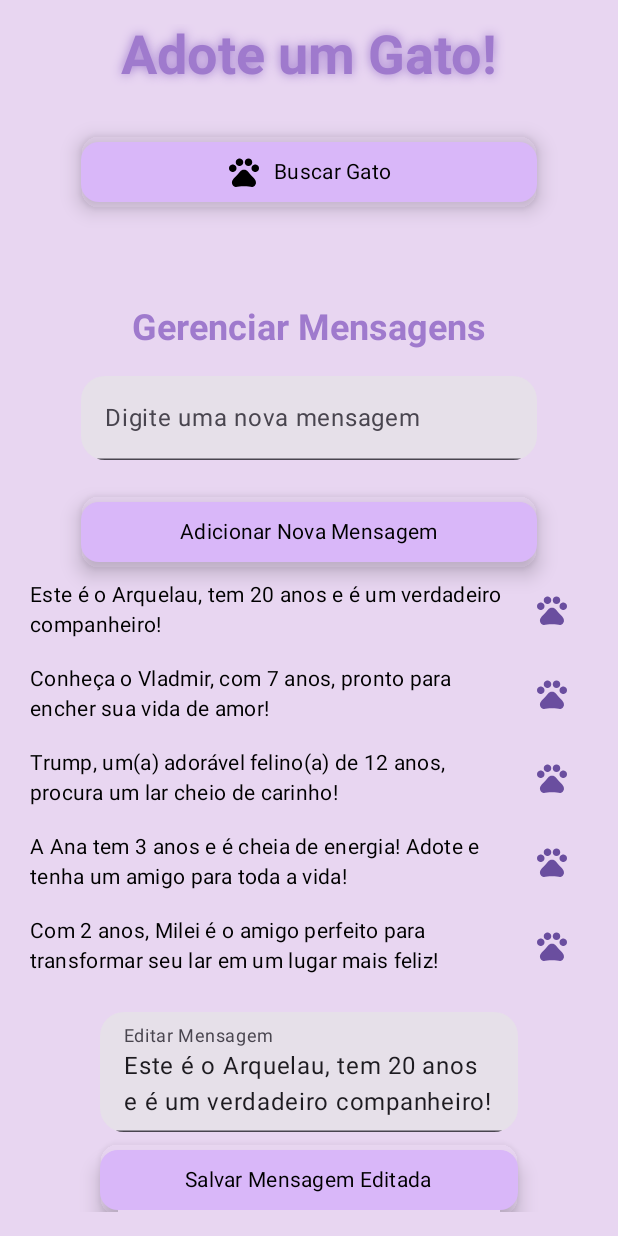
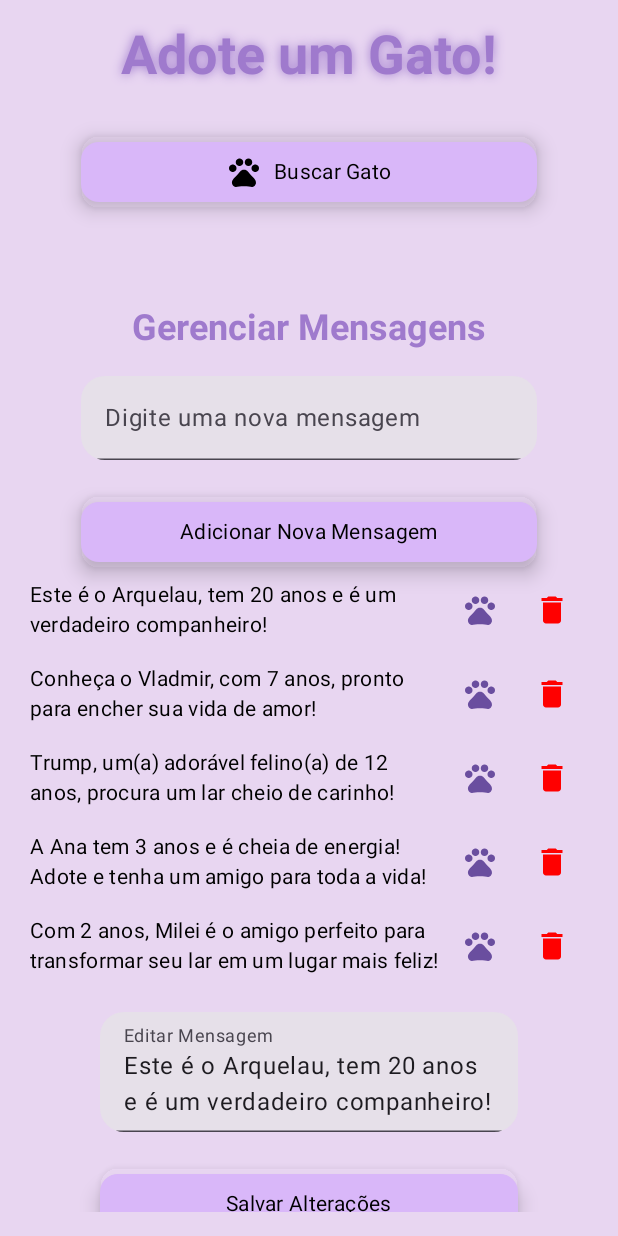
Before and after one commit to malobr/CatPaws, an Android app built with Jetpack Compose: the screen it shows after launch (MainActivity), after a tap on "Editar mensagem", on a phone screen of 412 x 824 dp. Run offline under Robolectric (Android 15) with nearby library versions, the phone set to English and light mode, and no system bars; network calls fail; pictures from the network do not load; 1 statement that could not run was skipped.

Commit message:
Update code

```diff
--- a/Catpaws1/Aula20/app/src/main/java/com/up_des_mobile/thedogimage/view/ScreenCat.kt
+++ b/Catpaws1/Aula20/app/src/main/java/com/up_des_mobile/thedogimage/view/ScreenCat.kt
@@ -40,6 +40,7 @@ import androidx.compose.runtime.LaunchedEffect
 
 import androidx.compose.foundation.rememberScrollState
 import androidx.compose.foundation.verticalScroll
+import androidx.compose.material.icons.filled.Delete
 
 @OptIn(ExperimentalMaterial3Api::class)
 @Composable
@@ -161,9 +162,7 @@ fun CatApp(navController: NavController) {
                             Text(
                                 text = randomText,
                                 style = MaterialTheme.typography.bodyLarge.copy(
-                                    color = Color(
-                                        0xFF6A4E9F
-                                    )
+                                    color = Color(0xFF6A4E9F)
                                 ),
                                 textAlign = TextAlign.Center,
                                 modifier = Modifier.padding(top = 16.dp)
@@ -294,6 +293,16 @@ fun CatApp(navController: NavController) {
                             tint = Color(0xFF6A4E9F)
                         )
                     }
+
+                    IconButton(onClick = {
+                        randomMessages.removeAt(index) // Remove a mensagem
+                    }) {
+                        Icon(
+                            imageVector = Icons.Filled.Delete,
+                            contentDescription = "Deletar mensagem",
+                            tint = Color.Red
+                        )
+                    }
                 }
             }
 
@@ -316,21 +325,19 @@ fun CatApp(navController: NavController) {
 
                     Button(
                         onClick = {
-                            if (editMessageText.isNotBlank()) {
-                                randomMessages[index] = editMessageText
-                                editMessageIndex = null
-                                editMessageText = ""
-                            }
+                            randomMessages[index] = editMessageText
+                            editMessageIndex = null
+                            editMessageText = ""
                         },
                         shape = RoundedCornerShape(12.dp),
-
                         modifier = Modifier
+                            .padding(top = 16.dp)
                             .fillMaxWidth(0.8f)
                             .shadow(8.dp, RoundedCornerShape(12.dp)),
                         colors = ButtonDefaults.buttonColors(containerColor = Color(0xFFD9B7F9))
                     ) {
                         Text(
-                            text = "Salvar Mensagem Editada",
+                            text = "Salvar Alterações",
                             style = MaterialTheme.typography.bodyMedium.copy(color = Color.Black)
                         )
                     }
```
